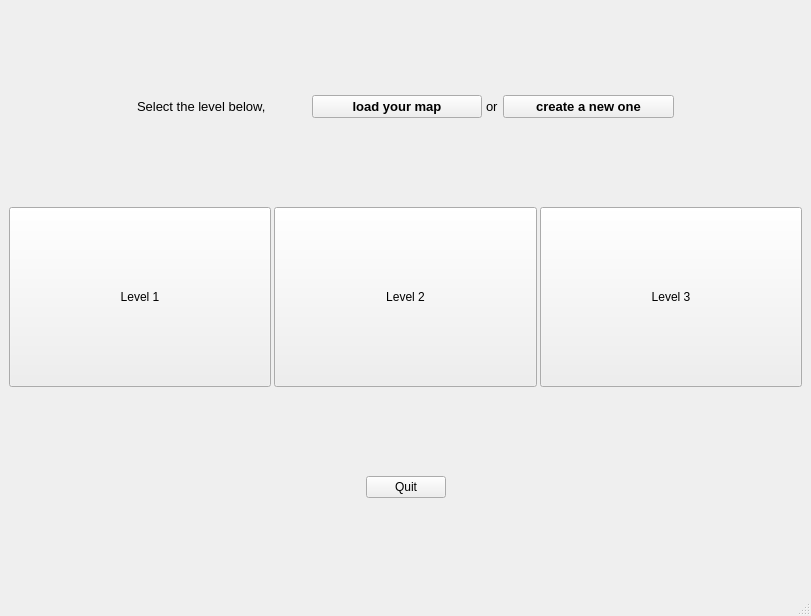
Futur3Developer/Definitely_not_lemmings, file mainwindow.ui: the form before one commit.
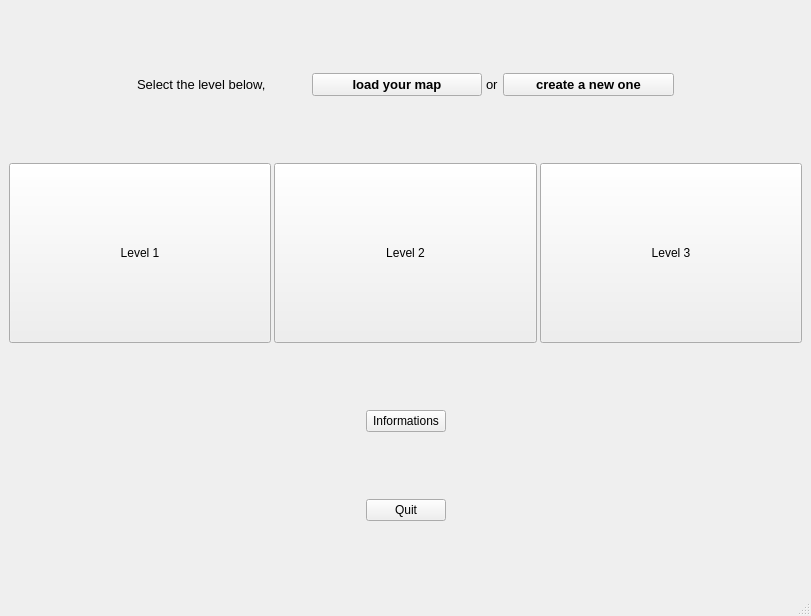
The form after the commit.

Commit message: Added game informations and settings in UI

Diff of the .ui file:
```diff
--- a/mainwindow.ui
+++ b/mainwindow.ui
@@ -185,6 +185,43 @@
         </item>
        </layout>
       </item>
+      <item>
+       <layout class="QHBoxLayout" name="informations_button_layout">
+        <item>
+         <spacer name="horizontalSpacer_5">
+          <property name="orientation">
+           <enum>Qt::Horizontal</enum>
+          </property>
+          <property name="sizeHint" stdset="0">
+           <size>
+            <width>40</width>
+            <height>20</height>
+           </size>
+          </property>
+         </spacer>
+        </item>
+        <item>
+         <widget class="QPushButton" name="informations">
+          <property name="text">
+           <string>Informations</string>
+          </property>
+         </widget>
+        </item>
+        <item>
+         <spacer name="horizontalSpacer_6">
+          <property name="orientation">
+           <enum>Qt::Horizontal</enum>
+          </property>
+          <property name="sizeHint" stdset="0">
+           <size>
+            <width>40</width>
+            <height>20</height>
+           </size>
+          </property>
+         </spacer>
+        </item>
+       </layout>
+      </item>
       <item>
        <layout class="QHBoxLayout" name="quit_button_layout">
         <property name="spacing">
```
The commit also changes 2 other files.
